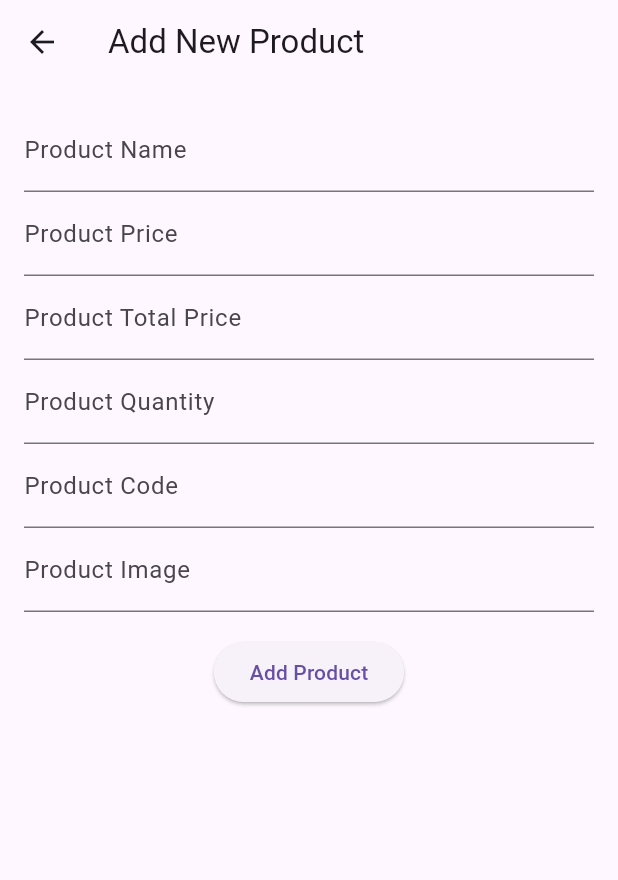
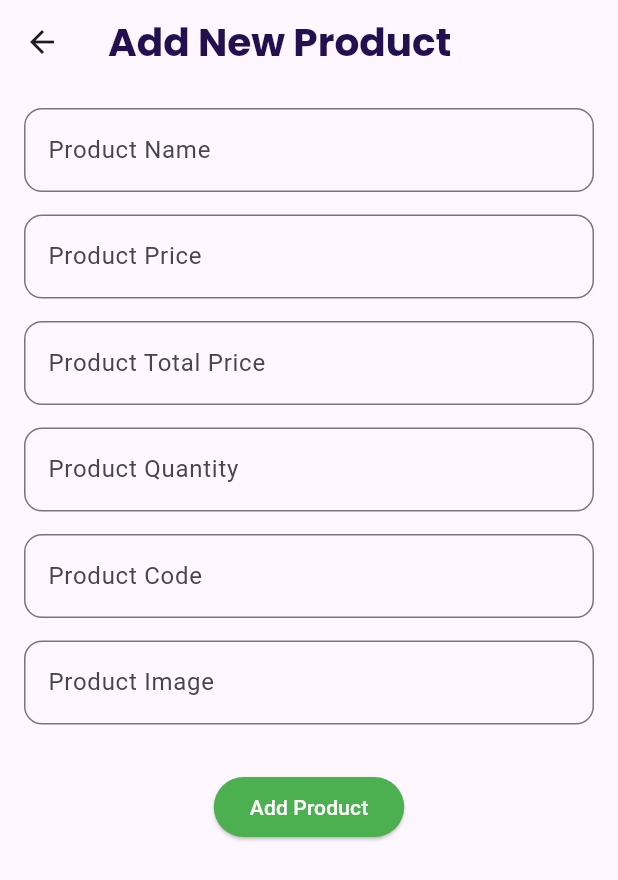
Before and after one commit to MuazRahman/crud-app, a Flutter app: the screen it shows after launch, after a tap on the "add" icon, on a phone screen of 412 x 824 dp. Shown: the top 880 px of the screen. Run offline on Flutter 3.47's test engine with Material 3 defaults, Android fonts, the phone set to English and light mode, and no system bars; our stand-ins replace google_fonts; network calls fail.

Commit message:
update ui design

```diff
--- a/lib/app.dart
+++ b/lib/app.dart
@@ -2,7 +2,9 @@ import 'package:crud_app/ui/screens/add_new_product_screen.dart';
 import 'package:crud_app/ui/screens/delete_product_screen.dart';
 import 'package:crud_app/ui/screens/product_list_screens.dart';
 import 'package:crud_app/ui/screens/update_product_screen.dart';
+import 'package:crud_app/ui/widgets/theme_data.dart';
 import 'package:flutter/material.dart';
+
 
 import 'models/product.dart';
 
@@ -12,6 +14,9 @@ class CRUDApp extends StatelessWidget {
   @override
   Widget build(BuildContext context) {
     return MaterialApp(
+      debugShowCheckedModeBanner: false,
+      theme: CustomThemeData.theme,
+
       initialRoute: '/',
       onGenerateRoute: (RouteSettings settings) {
         late Widget widget;
--- a/lib/ui/screens/add_new_product_screen.dart
+++ b/lib/ui/screens/add_new_product_screen.dart
@@ -55,6 +55,7 @@ class _AddNewProductScreenState extends State<AddNewProductScreen> {
               }
             },
           ),
+          const SizedBox(height: 15,),
           TextFormField(
             controller: _priceTEController,
             autovalidateMode: AutovalidateMode.onUserInteraction,
@@ -69,6 +70,7 @@ class _AddNewProductScreenState extends State<AddNewProductScreen> {
               }
             },
           ),
+          const SizedBox(height: 15,),
           TextFormField(
             controller: _totalPriceTEController,
             autovalidateMode: AutovalidateMode.onUserInteraction,
@@ -83,6 +85,7 @@ class _AddNewProductScreenState extends State<AddNewProductScreen> {
               }
             },
           ),
+          const SizedBox(height: 15,),
           TextFormField(
             controller: _quantityTEController,
             keyboardType: TextInputType.number,
@@ -97,6 +100,7 @@ class _AddNewProductScreenState extends State<AddNewProductScreen> {
               }
             },
           ),
+          const SizedBox(height: 15,),
           TextFormField(
             controller: _codeTEController,
             autovalidateMode: AutovalidateMode.onUserInteraction,
@@ -110,6 +114,7 @@ class _AddNewProductScreenState extends State<AddNewProductScreen> {
               }
             },
           ),
+          const SizedBox(height: 15,),
           TextFormField(
             controller: _imageTEController,
             autovalidateMode: AutovalidateMode.onUserInteraction,
@@ -123,6 +128,7 @@ class _AddNewProductScreenState extends State<AddNewProductScreen> {
               }
             },
           ),
+          const SizedBox(height: 15,),
           const SizedBox(
             height: 16,
           ),
@@ -130,12 +136,13 @@ class _AddNewProductScreenState extends State<AddNewProductScreen> {
             visible: _addNewProductInProgress == false,
             replacement: const CircularProgressIndicator(),
             child: ElevatedButton(
-                onPressed: () {
-                  if (_formKey.currentState!.validate()) {
-                    _addNewProduct();
-                  }
-                },
-                child: const Text('Add Product')),
+              onPressed: () {
+                if (_formKey.currentState!.validate()) {
+                  _addNewProduct();
+                }
+              },
+              child: const Text('Add Product'),
+            ),
           )
         ],
       ),
@@ -160,10 +167,8 @@ class _AddNewProductScreenState extends State<AddNewProductScreen> {
       headers: {'Content-type': 'application/json'},
       body: jsonEncode(requestBody),
     );
-    print(response.statusCode);
-    print(response.body);
     _addNewProductInProgress = false;
-    setState(() { });
+    setState(() {});
     if (response.statusCode == 200) {
       _clearTextField();
       ScaffoldMessenger.of(context).showSnackBar(
@@ -171,8 +176,7 @@ class _AddNewProductScreenState extends State<AddNewProductScreen> {
           content: Text('New Product Added!'),
         ),
       );
-    }
-    else{
+    } else {
       const SnackBar(
         content: Text('Product Addition failed! Try again'),
       );
--- a/lib/ui/screens/product_list_screens.dart
+++ b/lib/ui/screens/product_list_screens.dart
@@ -29,7 +29,10 @@ class _ProductListScreensState extends State<ProductListScreens> {
   Widget build(BuildContext context) {
     return Scaffold(
       appBar: AppBar(
-        title: const Text('Product List'),
+        title: const Padding(
+          padding: EdgeInsets.symmetric(horizontal: 16.0),
+          child: Text('Product List',),
+        ),
       ),
       body: RefreshIndicator(
         onRefresh: () async {
--- /dev/null
+++ b/lib/ui/widgets/theme_data.dart
@@ -0,0 +1,35 @@
+import 'package:flutter/material.dart';
+import 'package:google_fonts/google_fonts.dart';
+
+class CustomThemeData {
+  static ThemeData get theme {
+    return ThemeData(
+      appBarTheme: AppBarTheme(
+        titleTextStyle: GoogleFonts.poppins(
+          fontWeight: FontWeight.bold,
+          fontSize: 26,
+          color: const Color(0xFF240F4F),
+        ),
+      ),
+      elevatedButtonTheme: const ElevatedButtonThemeData(
+        style: ButtonStyle(
+          backgroundColor: WidgetStatePropertyAll(Colors.green),
+          foregroundColor: WidgetStatePropertyAll(Colors.white),
+        ),
+      ),
+      floatingActionButtonTheme: const FloatingActionButtonThemeData(
+        backgroundColor: Colors.teal,
+        foregroundColor: Colors.white,
+      ),
+      inputDecorationTheme: InputDecorationTheme(
+        border: OutlineInputBorder(
+          borderRadius: BorderRadius.circular(12),
+        ),
+        focusedBorder: OutlineInputBorder(
+          borderRadius: BorderRadius.circular(12),
+        ),
+      ),
+
+    );
+  }
+}
--- a/pubspec.yaml
+++ b/pubspec.yaml
@@ -31,6 +31,7 @@ dependencies:
   flutter:
     sdk: flutter
 
+  google_fonts: ^6.2.1
   http: ^1.2.2
 
 
```
Also changed, not shown: lib/ui/screens/delete_product_screen.dart (+65 -80 lines), lib/ui/screens/update_product_screen.dart (+22 -13 lines), lib/ui/widgets/product_item.dart (+19 -8 lines), pubspec.lock, 1 other file.
